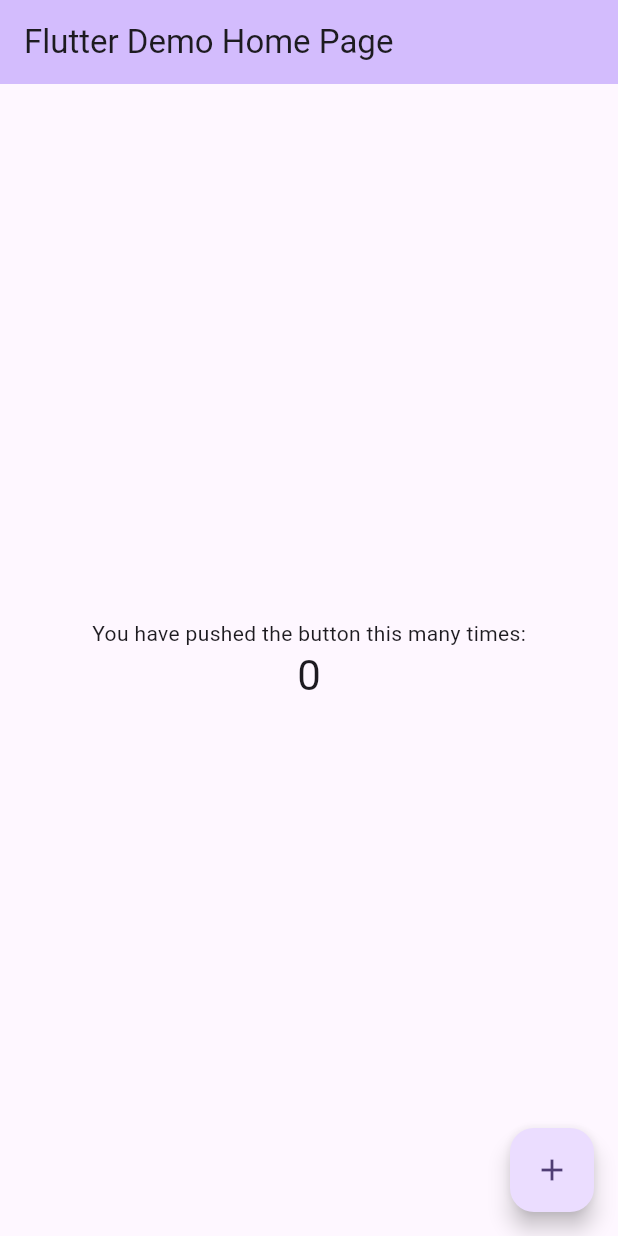
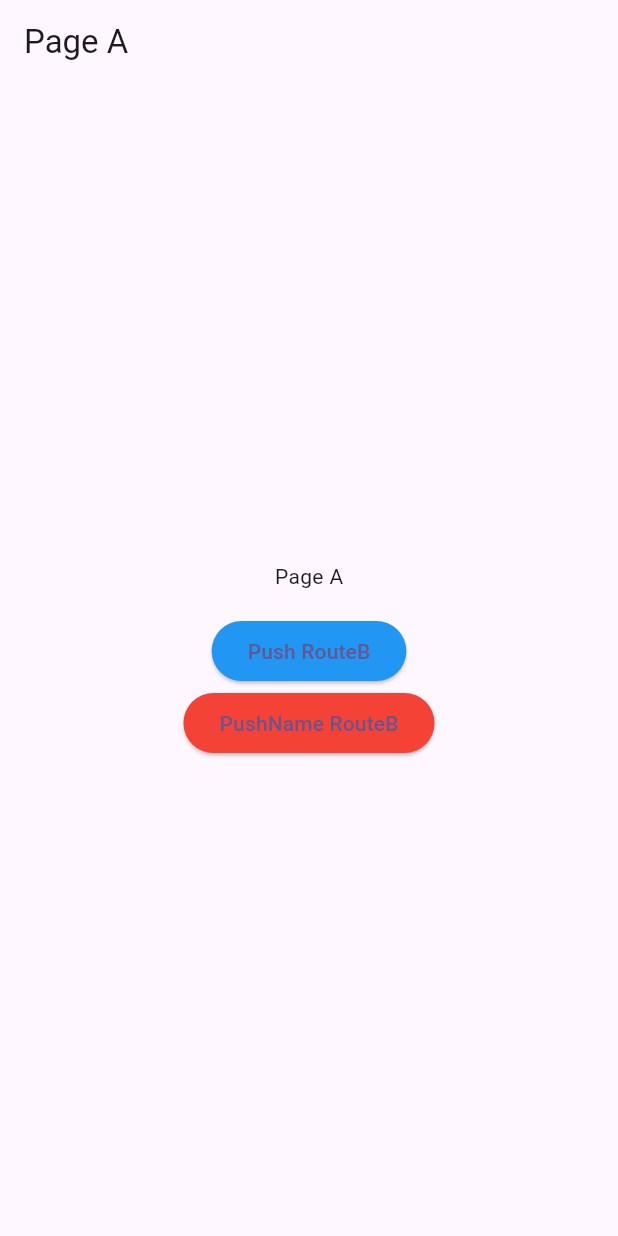
Before and after one commit to minhtamldt/FlutterOrigin, a Flutter app: the screen it shows after launch, on a phone screen of 412 x 824 dp. Run offline on Flutter 3.47's test engine with Material 2 defaults, Android fonts, the phone set to English and light mode, and no system bars; our stand-ins replace auto_route.

Commit message:
save demo auto router

```diff
--- a/flutter_origin/lib/app.dart
+++ b/flutter_origin/lib/app.dart
@@ -1,13 +1,16 @@
 import 'package:flutter/material.dart';
-import 'package:flutter_origin/presentations/main/main_page.dart';
+import 'package:flutter_origin/presentations/navigators/routes/app_routes.dart';
 
 class OriginApp extends StatelessWidget {
-  const OriginApp({super.key});
+  OriginApp({super.key});
+
+  final AppRouter _appRouter = AppRouter();
 
   // This widget is the root of your application.
   @override
   Widget build(BuildContext context) {
-    return MaterialApp(
+    return MaterialApp.router(
+      routerConfig: _appRouter.config(),
       title: 'Flutter Demo',
       theme: ThemeData(
         // This is the theme of your application.
@@ -28,7 +31,6 @@ class OriginApp extends StatelessWidget {
         colorScheme: ColorScheme.fromSeed(seedColor: Colors.deepPurple),
         useMaterial3: true,
       ),
-      home: const MainPage(title: 'Flutter Demo Home Page'),
     );
   }
 }
--- a/flutter_origin/lib/main.dart
+++ b/flutter_origin/lib/main.dart
@@ -2,5 +2,5 @@ import 'package:flutter/material.dart';
 import 'package:flutter_origin/app.dart';
 
 void main() {
-  runApp(const OriginApp());
+  runApp(OriginApp());
 }
--- /dev/null
+++ b/flutter_origin/lib/presentations/auto_gouters/page_a.dart
@@ -0,0 +1,42 @@
+import 'package:auto_route/auto_route.dart';
+import 'package:flutter/material.dart';
+import 'package:flutter_origin/common/bases/widgets/base_stateless_widget.dart';
+import 'package:flutter_origin/presentations/navigators/routes/app_routes.gr.dart';
+import 'package:flutter_origin/presentations/navigators/routes/route_constants.dart';
+
+@RoutePage()
+class PageA extends BaseStatelessWidget {
+  PageA({super.key});
+
+  @override
+  Widget build(BuildContext context) {
+    return Scaffold(
+      appBar: AppBar(
+        title: const Text("Page A"),
+      ),
+      body: SafeArea(
+          child: Center(
+        child: Column(
+          mainAxisAlignment: MainAxisAlignment.center,
+          crossAxisAlignment: CrossAxisAlignment.center,
+          children: [
+            const Text("Page A"),
+            const SizedBox(height: 16),
+            ElevatedButton(
+                style: ElevatedButton.styleFrom(backgroundColor: Colors.blue),
+                onPressed: () {
+                  AutoRouter.of(context).push(RouteB());
+                },
+                child: const Text("Push RouteB")),
+            ElevatedButton(
+                style: ElevatedButton.styleFrom(backgroundColor: Colors.red),
+                onPressed: () {
+                  AutoRouter.of(context).pushNamed(RouteConstants.pageB);
+                },
+                child: const Text("PushName RouteB")),
+          ],
+        ),
+      )),
+    );
+  }
+}
--- /dev/null
+++ b/flutter_origin/lib/presentations/navigators/routes/app_routes.dart
@@ -0,0 +1,26 @@
+import 'package:auto_route/auto_route.dart';
+import 'package:flutter_origin/presentations/navigators/routes/app_routes.gr.dart';
+import 'package:flutter_origin/presentations/navigators/routes/route_constants.dart';
+
+@AutoRouterConfig()
+class AppRouter extends $AppRouter {
+  @override
+  List<AutoRoute> get routes => [
+        AutoRoute(
+          path: RouteConstants.pageA,
+          page: RouteA.page,
+        ),
+        AutoRoute(
+          path: RouteConstants.pageB,
+          page: RouteB.page,
+        ),
+        AutoRoute(
+          path: RouteConstants.pageC,
+          page: RouteC.page,
+        ),
+        AutoRoute(
+          path: RouteConstants.pageD,
+          page: RouteD.page,
+        ),
+      ];
+}
--- /dev/null
+++ b/flutter_origin/lib/presentations/navigators/routes/route_constants.dart
@@ -0,0 +1,6 @@
+class RouteConstants {
+  static const String pageA = '/';
+  static const String pageB = '/page_b';
+  static const String pageC = '/page_c';
+  static const String pageD = '/page_d';
+}
--- a/flutter_origin/pubspec.yaml
+++ b/flutter_origin/pubspec.yaml
@@ -35,6 +35,8 @@ dependencies:
   # The following adds the Cupertino Icons font to your application.
   # Use with the CupertinoIcons class for iOS style icons.
   cupertino_icons: ^1.0.2
+  auto_route: ^7.8.4
+  auto_route_generator: ^7.3.2
 
 dev_dependencies:
   flutter_test:
```
Also changed, not shown: flutter_origin/lib/presentations/auto_gouters/page_b.dart (added, +34 -0 lines), flutter_origin/lib/presentations/auto_gouters/page_c.dart (added, +34 -0 lines), flutter_origin/lib/presentations/auto_gouters/page_d.dart (added, +44 -0 lines), flutter_origin/lib/presentations/navigators/routes/app_routes.gr.dart (added), flutter_origin/pubspec.lock.
